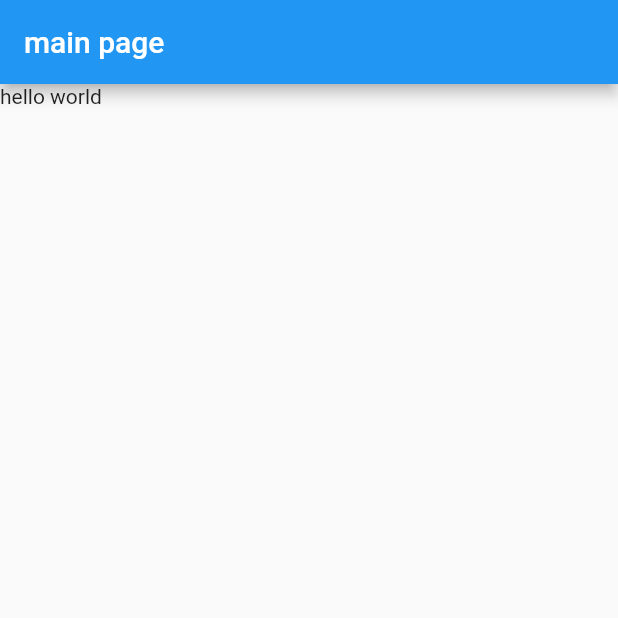
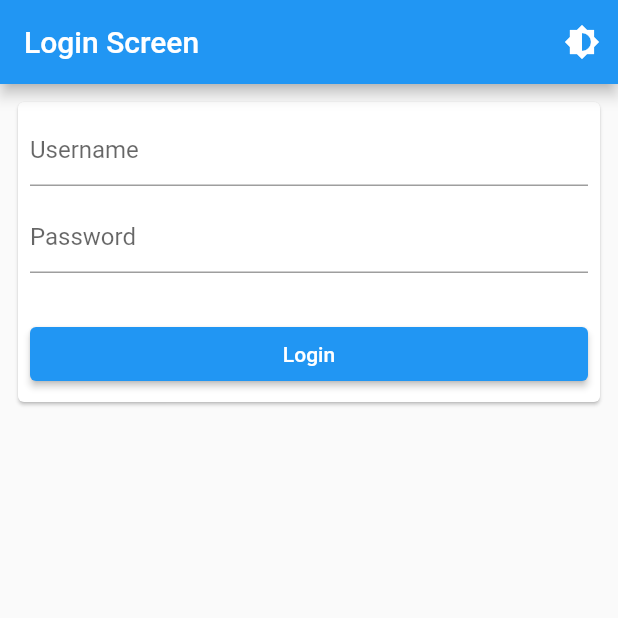
Before and after one commit to sabin149/flutter-assigment, a Flutter app: the screen it shows after launch, on a phone screen of 412 x 824 dp, the top half of it. Run offline on Flutter 3.47's test engine with Material 2 defaults, Android fonts, the phone set to English and light mode, and no system bars; our stand-ins replace shared_preferences.

Commit message:
added dark mode feature

```diff
--- /dev/null
+++ b/lib/login_screen.dart
@@ -0,0 +1,64 @@
+import 'package:flutter/material.dart';
+import 'package:provider/provider.dart';
+import './theme.dart';
+
+class LoginScreen extends StatelessWidget {
+  const LoginScreen({Key? key}) : super(key: key);
+  @override
+  Widget build(BuildContext context) {
+    return Scaffold(
+      appBar: AppBar(
+        title: const Text("Login Screen"),
+        actions: [
+          IconButton(
+            icon: const Icon(Icons.brightness_6),
+            color: Colors.white,
+            onPressed: () {
+              Provider.of<ThemeProvider>(context, listen: false).swapTheme();
+            },
+          )
+        ],
+      ),
+      body: Column(
+        children: [
+          // Flexible(child: Image.asset("assets/images/mobile_login.png")),
+          Padding(
+            padding: const EdgeInsets.all(8.0),
+            child: Card(
+              child: Padding(
+                padding: const EdgeInsets.all(8.0),
+                child: Column(
+                  children:[
+                    const TextField(
+                      decoration: InputDecoration(hintText: "Username"),
+                    ),
+                    const SizedBox(height: 10),
+                   const TextField(
+                      decoration: InputDecoration(hintText: "Password"),
+                    ),
+                    const SizedBox(height: 30),
+                    SizedBox(
+                      width: double.infinity,
+                      child: ElevatedButton(
+                        child:const Text(
+                          "Login",
+                          style: TextStyle(
+                            color: Colors.white,
+                          ),
+                        ),
+                        onPressed: () {
+
+                        },
+
+                      ),
+                    )
+                  ],
+                ),
+              ),
+            ),
+          )
+        ],
+      ),
+    );
+  }
+}
--- a/lib/main.dart
+++ b/lib/main.dart
@@ -1,37 +1,38 @@
 import 'package:flutter/material.dart';
+import 'package:provider/provider.dart';
+import './login_screen.dart';
+import './theme.dart';
+import 'package:shared_preferences/shared_preferences.dart';
 
 void main() {
-  runApp(const MyApp());
+  WidgetsFlutterBinding.ensureInitialized();
+  SharedPreferences.getInstance().then((prefs) {
+    var isDarkTheme = prefs.getBool("darkTheme") ?? false;
+    return runApp(
+      ChangeNotifierProvider<ThemeProvider>(
+        child: const MyApp(),
+        create: (BuildContext context) {
+          return ThemeProvider(isDarkTheme);
+        },
+      ),
+    );
+  });
 }
 
 class MyApp extends StatelessWidget {
   const MyApp({Key? key}) : super(key: key);
+
+  // This widget is the root of your application.
   @override
   Widget build(BuildContext context) {
-    return const MaterialApp(
-      title: 'Flutter Demo',
-      home: MyHomePage(),
+    return Consumer<ThemeProvider>(
+      builder: (context, value, child) {
+        return MaterialApp(
+          title: 'Flutter Demo',
+          theme: value.getTheme(),
+          home: const LoginScreen(),
+        );
+      },
     );
   }
 }
-
-class MyHomePage extends StatefulWidget {
-  const MyHomePage({Key? key}) : super(key: key);
-
-  @override
-  State<MyHomePage> createState() => _MyHomePageState();
-}
-
-class _MyHomePageState extends State<MyHomePage> {
-  @override
-  Widget build(BuildContext context) {
-
-    return Scaffold(
-      appBar: AppBar(
-
-        title:const Text("main page"),
-      ),
-body:const Text("hello world")
-    );
-  }
-}
--- /dev/null
+++ b/lib/theme.dart
@@ -0,0 +1,31 @@
+import 'package:flutter/material.dart';
+import 'package:shared_preferences/shared_preferences.dart';
+
+class ThemeProvider extends ChangeNotifier {
+ late ThemeData _selectedTheme;
+ late Typography defaultTypography;
+ late SharedPreferences prefs;
+
+  ThemeData dark = ThemeData.dark().copyWith();
+
+  ThemeData light = ThemeData.light().copyWith();
+
+  ThemeProvider(bool darkThemeOn) {
+    _selectedTheme = darkThemeOn ? dark : light;
+  }
+  Future<void> swapTheme() async {
+    prefs = await SharedPreferences.getInstance();
+
+    if (_selectedTheme == dark) {
+      _selectedTheme = light;
+      await prefs.setBool("darkTheme", false);
+    } else {
+      _selectedTheme = dark;
+      await prefs.setBool("darkTheme", true);
+    }
+
+    notifyListeners();
+  }
+
+  ThemeData getTheme() => _selectedTheme;
+}
--- a/pubspec.yaml
+++ b/pubspec.yaml
@@ -34,6 +34,8 @@ dependencies:
   # The following adds the Cupertino Icons font to your application.
   # Use with the CupertinoIcons class for iOS style icons.
   cupertino_icons: ^1.0.2
+  shared_preferences: ^2.0.13
+  provider: ^6.0.2
 
 dev_dependencies:
   flutter_test:
```
Also changed, not shown: pubspec.lock.
